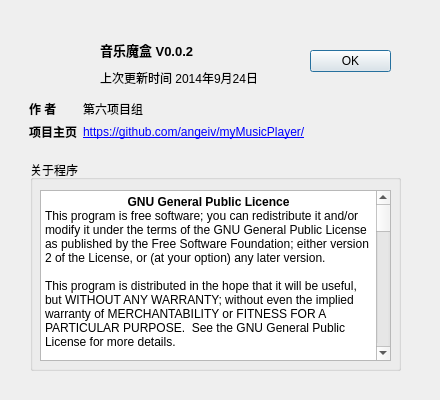
Qt form about.ui (angeiv/myMusicPlayer) before a commit.
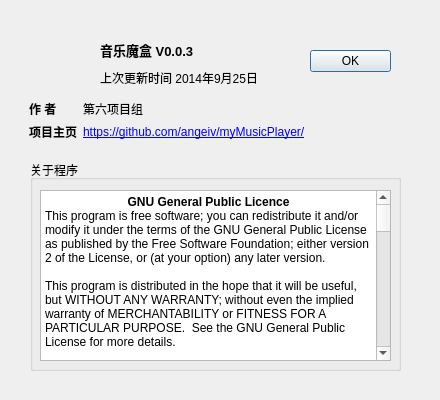
The same form after that commit. Icons and pictures are not drawn.

What changed in the file:
```diff
--- a/about.ui
+++ b/about.ui
@@ -71,7 +71,7 @@
     </rect>
    </property>
    <property name="text">
-    <string>&lt;html&gt;&lt;head/&gt;&lt;body&gt;&lt;p&gt;&lt;span style=&quot; font-size:10pt; font-weight:600;&quot;&gt;音乐魔盒 V0.0.2&lt;/span&gt;&lt;/p&gt;&lt;/body&gt;&lt;/html&gt;</string>
+    <string>&lt;html&gt;&lt;head/&gt;&lt;body&gt;&lt;p&gt;&lt;span style=&quot; font-size:10pt; font-weight:600;&quot;&gt;音乐魔盒 V0.0.3&lt;/span&gt;&lt;/p&gt;&lt;/body&gt;&lt;/html&gt;</string>
    </property>
   </widget>
   <widget class="QLabel" name="labelUpdate">
@@ -84,7 +84,7 @@
     </rect>
    </property>
    <property name="text">
-    <string>上次更新时间 2014年9月24日</string>
+    <string>上次更新时间 2014年9月25日</string>
    </property>
   </widget>
   <widget class="QWidget" name="formLayoutWidget">
```
Left out of the diff: 8 changed lines with no effect on the pictures.
